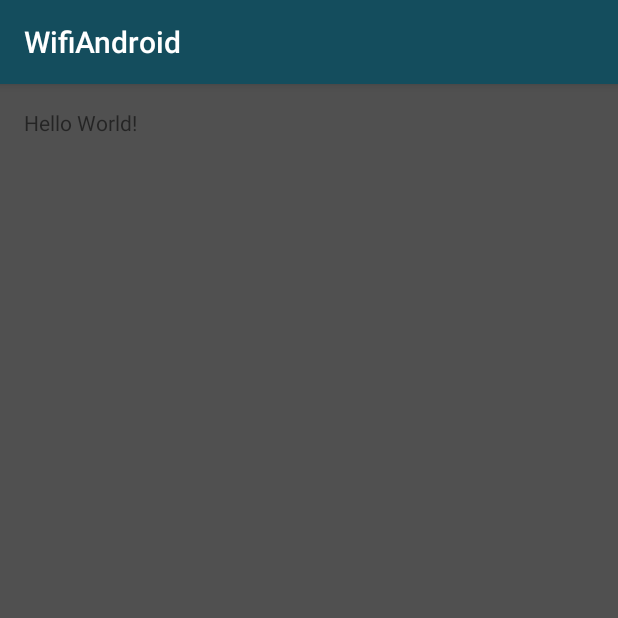
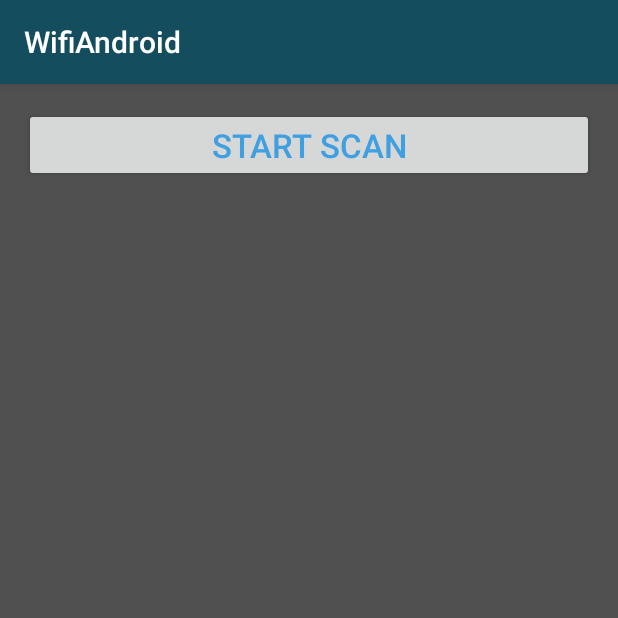
Before and after one commit to hoopslb/WifiAndroid, an Android app: the screen it shows after launch (MainActivity), on a phone screen of 412 x 824 dp, the top half of it. Run offline under Robolectric (Android 15) with nearby library versions, the phone set to English and light mode, and no system bars.

Commit message:
main layout

```diff
--- a/app/src/main/res/layout/activity_main.xml
+++ b/app/src/main/res/layout/activity_main.xml
@@ -1,6 +1,7 @@
 <?xml version="1.0" encoding="utf-8"?>
-<RelativeLayout xmlns:android="http://schemas.android.com/apk/res/android"
+<LinearLayout xmlns:android="http://schemas.android.com/apk/res/android"
     xmlns:tools="http://schemas.android.com/tools"
+    android:orientation="vertical"
     android:layout_width="match_parent"
     android:layout_height="match_parent"
     android:paddingBottom="@dimen/activity_vertical_margin"
@@ -9,8 +10,28 @@
     android:paddingTop="@dimen/activity_vertical_margin"
     tools:context="com.sunkeun.wifiandroid.MainActivity">
 
-    <TextView
-        android:layout_width="wrap_content"
+    <Button
+        android:id="@+id/button"
+        android:layout_width="match_parent"
         android:layout_height="wrap_content"
-        android:text="Hello World!" />
-</RelativeLayout>
+        android:text="Start Scan"
+        android:onClick="onButtonClicked"
+        android:textColor="@color/app_color"
+        android:textSize="22dp"/>
+    <ScrollView
+        android:layout_width="match_parent"
+        android:layout_height="wrap_content">
+        <TextView
+            android:id="@+id/textView"
+            android:layout_width="match_parent"
+            android:layout_height="wrap_content"
+            android:textColor="@color/app_color"
+            android:text=""
+            android:textSize="12dp"/>
+    </ScrollView>
+    <ListView
+        android:id="@+id/listView"
+        android:layout_width="match_parent"
+        android:layout_height="wrap_content">
+    </ListView>
+</LinearLayout>
```
